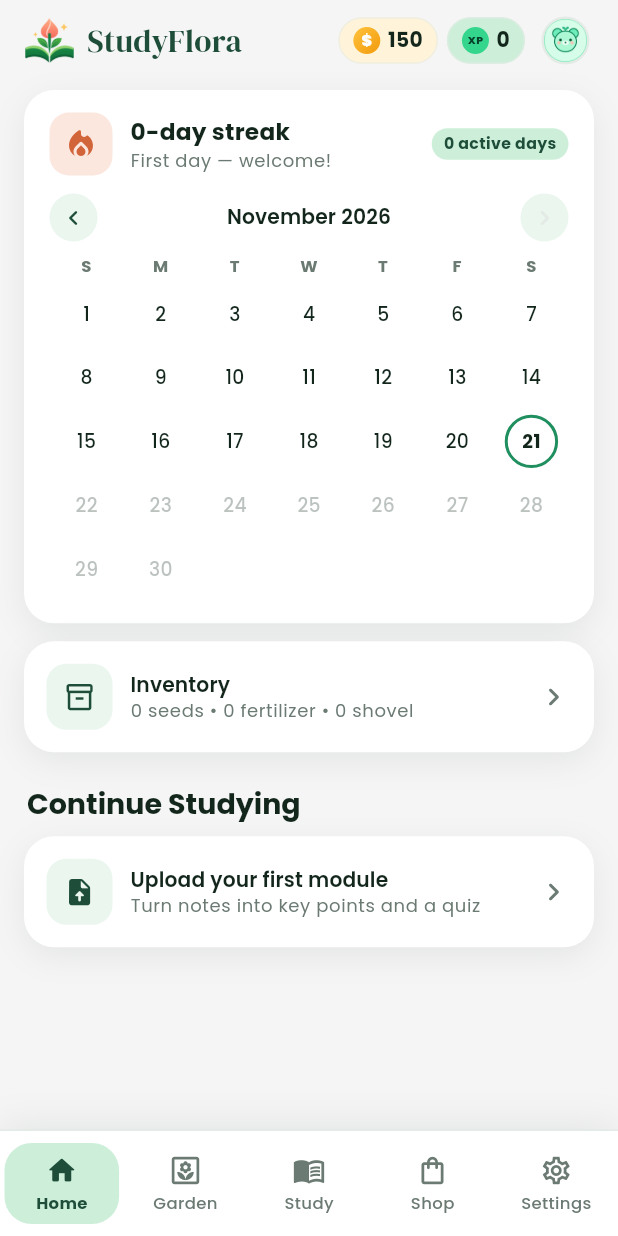
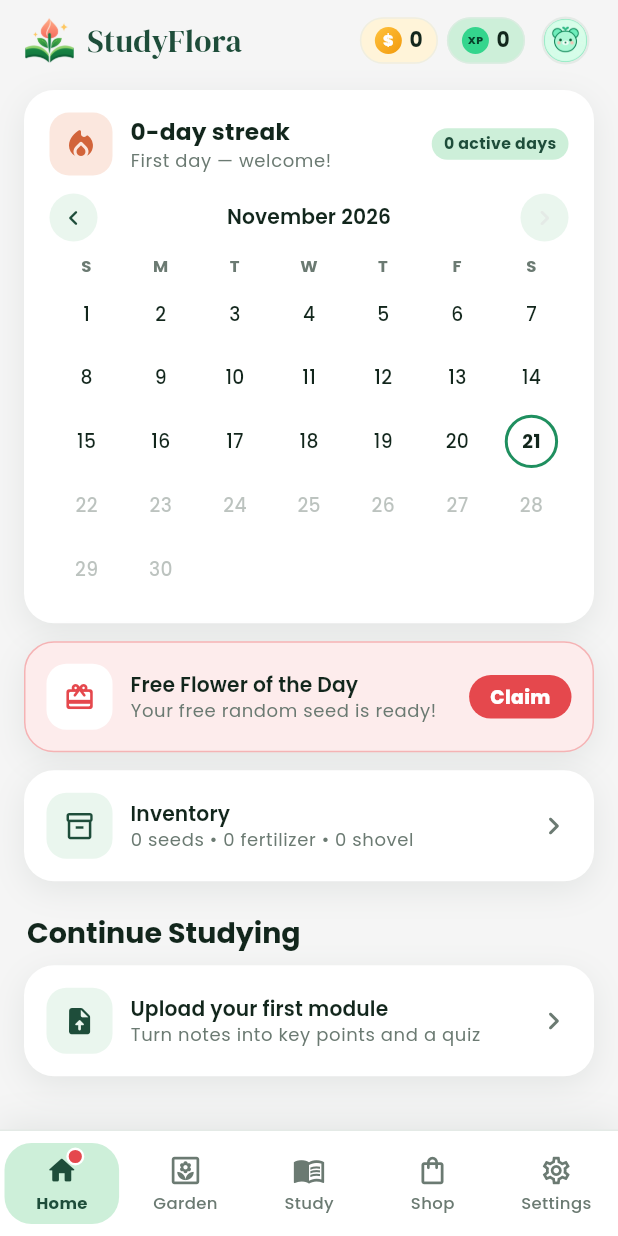
Before and after one commit to pidot-cat/STUDYFLORA, a Flutter app: the AppShell screen opened directly, on a phone screen of 412 x 824 dp. Run offline on Flutter 3.47's test engine with Material 3 defaults, Android fonts, the phone set to English and light mode, and no system bars; our stand-ins replace audioplayers, connectivity_plus, file_picker, flutter_local_notifications, shared_preferences, supabase_flutter and 1 more; missing offline and left inert: syncfusion_flutter_pdf; accounts and stored records are empty.

Commit message:
Welcome gift, daily free flower, claim dots, coin achievements, shop and theme fixes

```diff
--- a/lib/core/constants.dart
+++ b/lib/core/constants.dart
@@ -40,14 +40,20 @@ class GameRules {
   // Watering can: 3 charges, 1 restored every 10 minutes (Shop mockup)
   static const baseWaterCharges = 3;
   static const chargeRestore = Duration(minutes: 10);
-  static const maxWaterCharges = 9; // buying cans can overfill up to this
+  static const maxCansPerPurchase = 10; // same buy limit as the other tools
+  static const maxWaterCharges = baseWaterCharges + 3 * maxCansPerPurchase; // 33
 
   // FR-4.6 — fertilizer doubles growth speed (once per plant)
   static const fertilizerMultiplier = 2.0;
 
-  // Starting economy
-  static const startCoins = 150;
+  // Starting economy: new accounts start at 0 and claim a 150-coin welcome
+  // gift from a celebration screen.
+  static const welcomeCoins = 150;
+  static const startCoins = 0;
   static const startXp = 0;
+
+  // Daily free flower: one random seed per day, ready from 8:00 AM (phone time).
+  static const dailyGiftHour = 8;
 
   // Verified-upload reward (replaces SRS FR-2.5's flat 10 coins — per Paul's
   // update): the user picks ONE garden item per unique file — a random seed,
--- a/lib/models/cosmetics.dart
+++ b/lib/models/cosmetics.dart
@@ -78,7 +78,7 @@ class BorderDef {
     BorderDef('clover', 'Clover Charm', 'A lucky ring of clover beads for steady learners.', 300, 'Basic', 'b_clover',
         innerRadius: 0.355, badgeX: 0.787, badgeY: 0.766, badgeSize: 0.40, cx: 0.504),
     BorderDef('leaf', 'Leaf Frame', 'A lush botanical border crafted with delicate foliage.', 500, 'Basic', 'b_leaf',
-        innerRadius: 0.34, badgeX: 0.800, badgeY: 0.768, badgeSize: 0.41, cx: 0.504, cy: 0.504),
+        innerRadius: 0.34, badgeX: 0.800, badgeY: 0.768, badgeSize: 0.41),
     BorderDef('coral', 'Coral Blossom', 'Warm coral blooms orbiting your avatar.', 800, 'Rare', 'b_coral',
         innerRadius: 0.35, badgeX: 0.778, badgeY: 0.778, badgeSize: 0.42, cy: 0.502),
     BorderDef('crown', 'Golden Crown', 'A royal laurel for true reviewer champions.', 1200, 'Epic', 'b_crown',
@@ -108,11 +108,11 @@ class Badges {
     BadgeDef(id: 'b_coral', name: 'Coral Bloomer', description: 'Comes with the Coral Blossom border.', icon: Icons.local_florist_rounded, colors: [Color(0xFFFFA48A), Color(0xFFD9573A)], borderId: 'coral'),
     BadgeDef(id: 'b_crown', name: 'Flora Royalty', description: 'Comes with the Golden Crown border.', icon: Icons.workspace_premium_rounded, colors: [Color(0xFFFFD36B), Color(0xFFE08A00)], borderId: 'crown'),
     // ---- achievements ----
-    BadgeDef(id: 'a_first_seed', name: 'First Sprout', description: 'Plant your very first seed.', icon: Icons.grass_rounded, colors: [Color(0xFF9BE3B9), Color(0xFF2E8B57)], rewardXp: 10),
-    BadgeDef(id: 'a_first_harvest', name: 'First Harvest', description: 'Claim XP from a fully grown plant.', icon: Icons.agriculture_rounded, colors: [Color(0xFFFFC98B), Color(0xFFD2643A)], rewardXp: 20),
-    BadgeDef(id: 'a_green_thumb', name: 'Green Thumb', description: 'Harvest 10 plants.', icon: Icons.yard_rounded, colors: [Color(0xFF6FD99B), Color(0xFF15703F)], rewardXp: 60),
-    BadgeDef(id: 'a_botanist', name: 'Botanist', description: 'Harvest all 12 kinds of flowers.', icon: Icons.local_florist_rounded, colors: [Color(0xFFE59CFF), Color(0xFF7B3FC4)], rewardXp: 200),
-    BadgeDef(id: 'a_hydration', name: 'Hydration Hero', description: 'Water plants 25 times.', icon: Icons.water_drop_rounded, colors: [Color(0xFF8CC8FF), Color(0xFF2B7BD6)], rewardXp: 30),
+    BadgeDef(id: 'a_first_seed', name: 'First Sprout', description: 'Plant your very first seed.', icon: Icons.grass_rounded, colors: [Color(0xFF9BE3B9), Color(0xFF2E8B57)], rewardCoins: 20),
+    BadgeDef(id: 'a_first_harvest', name: 'First Harvest', description: 'Claim XP from a fully grown plant.', icon: Icons.agriculture_rounded, colors: [Color(0xFFFFC98B), Color(0xFFD2643A)], rewardCoins: 40),
+    BadgeDef(id: 'a_green_thumb', name: 'Green Thumb', description: 'Harvest 10 plants.', icon: Icons.yard_rounded, colors: [Color(0xFF6FD99B), Color(0xFF15703F)], rewardCoins: 100),
+    BadgeDef(id: 'a_botanist', name: 'Botanist', description: 'Harvest all 12 kinds of flowers.', icon: Icons.local_florist_rounded, colors: [Color(0xFFE59CFF), Color(0xFF7B3FC4)], rewardCoins: 250),
+    BadgeDef(id: 'a_hydration', name: 'Hydration Hero', description: 'Water plants 25 times.', icon: Icons.water_drop_rounded, colors: [Color(0xFF8CC8FF), Color(0xFF2B7BD6)], rewardCoins: 50),
     BadgeDef(id: 'a_bookworm', name: 'Bookworm', description: 'Upload 3 verified study modules.', icon: Icons.menu_book_rounded, colors: [Color(0xFFB4C6FF), Color(0xFF3E58C9)], rewardCoins: 60),
     BadgeDef(id: 'a_quiz_ace', name: 'Quiz Ace', description: 'Score 100% on a practice quiz.', icon: Icons.emoji_events_rounded, colors: [Color(0xFFFFE08A), Color(0xFFE0A100)], rewardCoins: 80),
     BadgeDef(id: 'a_scholar', name: 'Scholar', description: 'Master 3 modules (best score ≥ 60%).', icon: Icons.school_rounded, colors: [Color(0xFF7FE0D0), Color(0xFF0F7F73)], rewardCoins: 120),
--- a/lib/providers/game_provider.dart
+++ b/lib/providers/game_provider.dart
@@ -57,6 +57,13 @@ class GameProvider extends ChangeNotifier {
   /// Days the app was used (local date "yyyy-mm-dd") — powers the Home calendar
   /// and study streak.
   Set<String> activeDays = {};
+
+  // ---- gifts
+  /// New accounts claim their 150 welcome coins from a celebration screen.
+  bool welcomePending = false;
+
+  /// Day ("yyyy-mm-dd") the daily free flower was last claimed.
+  String? dailyGiftDay;
 
   int updatedAt = 0;
 
@@ -129,10 +136,13 @@ class GameProvider extends ChangeNotifier {
     lastChargeAt = GameClock.nowMs();
     pots = List.generate(GameRules.potCount, (i) => Pot(number: i + 1));
     avatarId = 'bear';
-    ownedBorders = {'starter'};
+    // The free Verdant Sprout border is claimed in the Shop (red dot until then).
+    ownedBorders = {};
     equippedBorder = BorderDef.noneId; // plain avatar until the user picks a border
-    badges = {'b_sprout': true};
-    showcaseBadge = 'b_sprout';
+    badges = {};
+    showcaseBadge = null;
+    welcomePending = true;
+    dailyGiftDay = null;
     planted = harvests = waterings = verifiedUploads = quizzesDone = perfectQuizzes = mastered = 0;
     harvestedKinds = {};
     activeDays = {};
@@ -167,6 +177,9 @@ class GameProvider extends ChangeNotifier {
           'harvestedKinds': harvestedKinds.toList(),
         },
         'activeDays': activeDays.toList(),
+        'welcomePending': welcomePending,
+        'dailyGiftDay': dailyGiftDay,
+        'freeBorderClaimable': true, // saves from before: the free border was owned automatically
         'timeOffsetMs': GameClock.offset.inMilliseconds,
         'updatedAt': updatedAt,
       };
@@ -190,9 +203,10 @@ class GameProvider extends ChangeNotifier {
       pots = pots.take(GameRules.potCount).toList();
     }
     avatarId = (j['avatarId'] ?? 'bear') as String;
-    ownedBorders = ((j['ownedBorders'] ?? const ['starter']) as List).cast<String>().toSet()..add('starter');
+    ownedBorders = ((j['ownedBorders'] ?? const ['starter']) as List).cast<String>().toSet();
+    if (j['freeBorderClaimable'] != true) ownedBorders.add('starter'); // older saves already had it
     equippedBorder = (j['equippedBorder'] ?? 'starter') as String;
-    badges = Map<String, bool>.from((j['badges'] ?? const {'b_sprout': true}) as Map);
+    badges = Map<String, bool>.from((j['badges'] ?? const {}) as Map);
     showcaseBadge = j['showcaseBadge'] as String?;
     final s = Map<String, dynamic>.from((j['stats'] ?? const {}) as Map);
     planted = (s['planted'] ?? 0) as int;
@@ -204,6 +218,8 @@ class GameProvider extends ChangeNotifier {
     mastered = (s['mastered'] ?? 0) as int;
     harvestedKinds = ((s['harvestedKinds'] ?? const []) as List).cast<String>().toSet();
     activeDays = ((j['activeDays'] ?? const []) as List).cast<String>().toSet();
+    welcomePending = (j['welcomePending'] ?? false) as bool; // older accounts got their coins already
+    dailyGiftDay = j['dailyGiftDay'] as String?;
     if (_uid != null) activeDays.add(dayKey(DateTime.now())); // keep today after a cloud restore
     GameClock.offset = Duration(milliseconds: (j['timeOffsetMs'] ?? 0) as int);
     updatedAt = (j['updatedAt'] ?? 0) as int;
@@ -262,6 +278,46 @@ class GameProvider extends ChangeNotifier {
     _commit();
     return id;
   }
+
+  // ===========================================================================
+  // Gifts: welcome coins and the daily free flower
+  // ===========================================================================
+  void claimWelcome() {
+    if (!welcomePending) return;
+    welcomePending = false;
+    coins += GameRules.welcomeCoins;
+    _commit();
+  }
+
+  /// When today's free flower unlocks (8:00 AM, phone time).
+  static DateTime dailyGiftTime(DateTime day) => DateTime(day.year, day.month, day.day, GameRules.dailyGiftHour);
+
+  bool get dailyGiftReady {
+    final now = DateTime.now();
+    return dailyGiftDay != dayKey(now) && !now.isBefore(dailyGiftTime(now));
+  }
+
+  /// Next time a free flower becomes claimable.
+  DateTime get nextDailyGift {
+    final now = DateTime.now();
+    if (dailyGiftReady) return now;
+    final today = dailyGiftTime(now);
+    if (now.isBefore(today) && dailyGiftDay != dayKey(now)) return today;
+    return dailyGiftTime(now.add(const Duration(days: 1)));
+  }
+
+  /// Returns the flower id of the random seed, or null if not ready.
+  String? claimDailyGift() {
+    if (!dailyGiftReady) return null;
+    dailyGiftDay = dayKey(DateTime.now());
+    return grantRandomSeed();
+  }
+
+  /// Things waiting on the Home tab (welcome coins, daily flower).
+  int get homeClaims => (welcomePending ? 1 : 0) + (dailyGiftReady ? 1 : 0);
+
+  /// Free borders that can be claimed in the Shop.
+  int get freeBordersToClaim => BorderDef.all.where((b) => b.isFree && !ownedBorders.contains(b.id)).length;
 
   /// Free tools (upload rewards). Purchases go through [buyTool].
   void grantTool(ToolKind kind, int qty) {
@@ -457,8 +513,12 @@ class GameProvider extends ChangeNotifier {
     if (kind == ToolKind.water) {
       final now = GameClock.nowMs();
       _settleCharges(now);
-      if (waterCharges >= GameRules.maxWaterCharges) {
-        return const ActionResult(false, 'Your watering can is already full (9 charges max).');
+      final room = (GameRules.maxWaterCharges - waterCharges) ~/ 3;
+      if (room <= 0) {
+        return const ActionResult(false, 'Your watering can is full (${GameRules.maxWaterCharges} charges max).');
+      }
+      if (qty > room) {
+        return ActionResult(false, 'You can only buy $room more can${room == 1 ? '' : 's'} right now (${GameRules.maxWaterCharges} charges max).');
       }
       waterCharges = min(GameRules.maxWaterCharges, waterCharges + 3 * qty);
       lastChargeAt = now;
--- a/lib/providers/study_provider.dart
+++ b/lib/providers/study_provider.dart
@@ -64,6 +64,10 @@ class StudyProvider extends ChangeNotifier {
   int updatedAt = 0;
 
   /// FR-2.6 — every uploaded module is kept in "Archived Modules", newest first.
+  /// Rewards waiting in Study: an unclaimed upload reward, or a first quiz
+  /// that still pays coins.
+  int get pendingRewards => modules.where((m) => (m.verified && !m.rewardClaimed) || m.attempts == 0).length;
+
   List<StudyModule> get allModules => [...modules]..sort((a, b) => b.createdAt.compareTo(a.createdAt));
   int get masteredCount => modules.where((m) => m.mastered).length;
   List<QuizAttempt> get recentAttempts => [...attempts]..sort((a, b) => b.takenAt.compareTo(a.takenAt));
--- a/lib/screens/home/home_screen.dart
+++ b/lib/screens/home/home_screen.dart
@@ -11,6 +11,7 @@ import '../../providers/feedback_bus.dart';
 import '../../providers/game_provider.dart';
 import '../../providers/study_provider.dart';
 import '../../widgets/common.dart';
+import '../../widgets/gift_widgets.dart';
 import '../../widgets/plant_widgets.dart';
 import '../../widgets/profile_widgets.dart';
 import '../../widgets/sheets.dart';
@@ -47,6 +48,7 @@ class HomeScreen extends StatelessWidget {
             padding: const EdgeInsets.fromLTRB(16, 6, 16, 28),
             children: [
               const StreakCalendar(),
+              const DailyGiftCard(),
 
               // ---- plants
               if (active.isNotEmpty) ...[
--- a/lib/screens/settings/border_sheet.dart
+++ b/lib/screens/settings/border_sheet.dart
@@ -65,6 +65,8 @@ Future<void> showBorderSheet(BuildContext context) {
                       onTap: () {
                         if (g.ownedBorders.contains(b.id)) {
                           g.equipBorder(b.id);
+                        } else if (b.isFree) {
+                          g.buyBorder(b.id); // free border: claim it (comes with its badge)
                         } else {
                           showBorderPurchaseSheet(ctx, b);
                         }
@@ -100,7 +102,9 @@ Future<void> showBorderSheet(BuildContext context) {
                               ? const StatusBadge('Equipped', dense: true)
                               : g.ownedBorders.contains(b.id)
                                   ? const StatusBadge('Owned', tone: Tone.blue, dense: true)
-                                  : StatusBadge('${b.priceXp} XP', tone: Tone.neutral, icon: Icons.lock_outline_rounded, dense: true),
+                                  : b.isFree
+                                      ? const ClaimPill(label: 'Claim free', dense: true)
+                                      : StatusBadge('${b.priceXp} XP', tone: Tone.neutral, icon: Icons.lock_outline_rounded, dense: true),
                         ]),
                       ),
                     ),
--- a/lib/screens/settings/settings_screen.dart
+++ b/lib/screens/settings/settings_screen.dart
@@ -85,7 +85,7 @@ class SettingsScreen extends StatelessWidget {
                   leading: IconTile(Icons.military_tech_outlined, size: 44),
                   title: 'Badges & Achievements',
                   subtitle: '${g.badges.length} of ${Badges.all.length} unlocked',
-                  trailing: g.unclaimedBadges > 0 ? StatusBadge('${g.unclaimedBadges} to claim', tone: Tone.gold, dense: true) : null,
+                  trailing: g.unclaimedBadges > 0 ? const ClaimPill() : null,
                   onTap: () => Navigator.of(context).push(MaterialPageRoute(builder: (_) => const BadgesScreen())),
                 ),
               ]),
--- a/lib/screens/shell.dart
+++ b/lib/screens/shell.dart
@@ -4,16 +4,20 @@ import 'package:flutter/material.dart';
 import 'package:flutter/services.dart';
 import 'package:provider/provider.dart';
 
+import '../core/constants.dart';
 import '../core/theme.dart';
 import '../models/cosmetics.dart';
 import '../providers/feedback_bus.dart';
 import '../providers/game_provider.dart';
 import '../providers/settings_provider.dart';
+import '../providers/study_provider.dart';
+import '../providers/sync_provider.dart';
 import '../services/feedback_service.dart';
 import '../services/garden_notifications.dart';
 import '../services/sound_service.dart';
 import '../services/storage_service.dart';
 import '../widgets/common.dart';
+import '../widgets/gift_widgets.dart';
 import '../widgets/profile_widgets.dart';
 import 'garden/garden_screen.dart';
 import 'home/home_screen.dart';
@@ -49,8 +53,35 @@ class _AppShellState extends State<AppShell> with WidgetsBindingObserver {
     final g = context.read<GameProvider>();
     if (_game != g) {
       _game?.removeListener(_maybeCelebrate);
-      _game = g..addListener(_maybeCelebrate);
+      _game?.removeListener(_maybeWelcome);
+      _game = g
+        ..addListener(_maybeCelebrate)
+        ..addListener(_maybeWelcome);
     }
+    final s = context.read<SyncProvider>();
+    if (_sync != s) {
+      _sync?.removeListener(_maybeWelcome);
+      _sync = s..addListener(_maybeWelcome);
+    }
+    _maybeWelcome();
+  }
+
+  SyncProvider? _sync;
+  bool _welcomeShowing = false;
+
+  /// New accounts claim their welcome coins from a celebration screen. On a
+  /// new phone we wait for the first cloud sync so returning users (whose
+  /// coins were claimed long ago) never see it.
+  void _maybeWelcome() {
+    final g = _game, s = _sync;
+    if (_welcomeShowing || g == null || s == null || !g.loaded || !g.welcomePending) return;
+    final waitForCloud = s.cloudEnabled && s.lastSyncedAt == 0 && s.status != SyncStatus.failed && s.status != SyncStatus.offline;
+    if (waitForCloud) return;
+    _welcomeShowing = true;
+    WidgetsBinding.instance.addPostFrameCallback((_) async {
+      if (mounted && g.welcomePending) await showWelcomeGift(context);
+      _welcomeShowing = false;
+    });
   }
 
   @override
@@ -84,6 +115,8 @@ class _AppShellState extends State<AppShell> with WidgetsBindingObserver {
     WidgetsBinding.instance.removeObserver(this);
     GardenNotifications.instance.cancelAll(); // logged out / account deleted
     _game?.removeListener(_maybeCelebrate);
+    _game?.removeListener(_maybeWelcome);
+    _sync?.removeListener(_maybeWelcome);
     celebrationHold.removeListener(_maybeCelebrate);
     super.dispose();
   }
@@ -150,7 +183,17 @@ class _BottomNav extends StatelessWidget {
   @override
   Widget build(BuildContext context) {
     final c = context.sf;
-    final badgeCount = context.select<GameProvider, int>((g) => g.unclaimedBadges);
+    context.watch<ClockTicker>(); // plants become ready / the daily gift unlocks over time
+    final g = context.watch<GameProvider>();
+    final now = GameClock.nowMs();
+    // Red dot = something to claim on that tab.
+    final dots = [
+      g.homeClaims,
+      g.readyCount(now),
+      context.select<StudyProvider, int>((s) => s.pendingRewards),
+      g.freeBordersToClaim,
+      g.unclaimedBadges,
+    ];
     return Container(
       decoration: BoxDecoration(
         color: c.surface,
@@ -185,15 +228,11 @@ class _BottomNav extends StatelessWidget {
                       child: Column(mainAxisSize: MainAxisSize.min, children: [
                         Stack(clipBehavior: Clip.none, children: [
                           Icon(i == index ? _items[i].$2 : _items[i].$1, size: 22, color: i == index ? c.brand : c.muted),
-                          if (i == 4 && badgeCount > 0)
+                          if (dots[i] > 0)
                             Positioned(
-                              right: -6,
+                              right: dots[i] > 1 ? -9 : -4,
                               top: -4,
-                              child: Container(
-                                padding: const EdgeInsets.all(3),
-                                decoration: BoxDecoration(color: c.danger, shape: BoxShape.circle),
-                                child: Text('$badgeCount', style: const TextStyle(color: Colors.white, fontSize: 9, fontWeight: FontWeight.w800, height: 1)),
-                              ),
+                              child: RedDot(count: dots[i], size: dots[i] > 1 ? 16 : 12),
                             ),
                         ]),
                         const SizedBox(height: 3),
--- a/lib/screens/shop/purchase_sheet.dart
+++ b/lib/screens/shop/purchase_sheet.dart
@@ -2,6 +2,7 @@ import 'package:flutter/material.dart';
 import 'package:flutter/services.dart';
 import 'package:provider/provider.dart';
 
+import '../../core/constants.dart';
 import '../../core/format.dart';
 import '../../core/theme.dart';
 import '../../models/cosmetics.dart';
@@ -88,7 +89,10 @@ Future<void> showToolPurchaseSheet(BuildContext context, ToolKind kind) {
       unitLabel: 'UNITS',
       unitName: t.unit,
       unitPrice: t.price,
-      maxQty: kind == ToolKind.water ? 3 : 10,
+      // Same 10-unit limit as the other tools; the can holds up to 33 charges.
+      maxQty: kind == ToolKind.water
+          ? ((GameRules.maxWaterCharges - g.waterCharges) ~/ 3).clamp(1, GameRules.maxCansPerPurchase)
+          : 10,
       footnote: 'Purchased ${t.name.toLowerCase()} will be deposited directly into your Garden Inventory ready to use.',
       buy: (g, q) => g.buyTool(kind, q),
       successText: '${t.name} added to inventory',
--- a/lib/screens/study/quiz_screen.dart
+++ b/lib/screens/study/quiz_screen.dart
@@ -558,7 +558,7 @@ class _QuizResultScreenState extends State<QuizResultScreen> {
             Row(children: [
               Expanded(
                 child: SecondaryButton(
-                  label: 'Retake (practice)',
+                  label: 'Retake',
                   icon: Icons.replay_rounded,
                   onTap: () => Navigator.of(context).pushReplacement(MaterialPageRoute(builder: (_) => QuizScreen(moduleId: widget.module.id))),
                 ),
--- a/lib/services/garden_notifications.dart
+++ b/lib/services/garden_notifications.dart
@@ -18,6 +18,7 @@ import '../providers/game_provider.dart';
 ///  • a plant ran out of water (growth paused)
 ///  • a plant is ready to harvest
 ///  • the watering can is full again
+///  • the daily free flower (8:00 AM)
 ///  • "come back" nudges after 1 and 3 days away
 class GardenNotifications {
   GardenNotifications._();
@@ -44,6 +45,7 @@ class GardenNotifications {
   static const _idCanFull = 12;
   static const _idMiss1 = 13;
   static const _idMiss3 = 14;
+  static const _idDaily = 15;
   static int _idPot(int n) => 100 + n; // one per pot
 
   bool get _supported => !kIsWeb && Platform.isAndroid;
@@ -156,6 +158,14 @@ class GardenNotifications {
           'You have ${GameRules.baseWaterCharges} waterings ready. Keep your plants growing!');
     }
 
+    // Daily free flower (8:00 AM).
+    await _at(
+      _idDaily,
+      game.dailyGiftReady ? realNow.add(const Duration(hours: 2)) : game.nextDailyGift,
+      '🌼 Your free flower is ready!',
+      'Open Study Flora to claim today’s free random seed.',
+    );
+
     // Come-back nudges.
     await _at(_idMiss1, realNow.add(const Duration(days: 1)), '🌱 Your garden misses you',
         'Study a module, take a quiz and earn coins for new seeds.');
--- a/lib/widgets/common.dart
+++ b/lib/widgets/common.dart
@@ -207,12 +207,61 @@ class SecondaryButton extends StatelessWidget {
           border: Border.all(color: danger ? c.danger.withValues(alpha: 0.4) : c.line, width: 1.4),
         ),
         alignment: Alignment.center,
-        child: Row(mainAxisSize: MainAxisSize.min, children: [
-          if (icon != null) ...[Icon(icon, color: fg, size: 19), const SizedBox(width: 8)],
-          Text(label, style: TextStyle(color: fg, fontWeight: FontWeight.w700, fontSize: 15)),
-        ]),
+        padding: const EdgeInsets.symmetric(horizontal: 14),
+        // Shrinks (never wraps or overflows) when two buttons share a row.
+        child: FittedBox(
+          fit: BoxFit.scaleDown,
+          child: Row(mainAxisSize: MainAxisSize.min, children: [
+            if (icon != null) ...[Icon(icon, color: fg, size: 19), const SizedBox(width: 8)],
+            Text(label, maxLines: 1, style: TextStyle(color: fg, fontWeight: FontWeight.w700, fontSize: 15)),
+          ]),
+        ),
       ),
     );
+  }
+}
+
+/// Red notification dot ("something to claim here"). Shows a number when
+/// [count] is above 1.
+class RedDot extends StatelessWidget {
+  const RedDot({super.key, this.count = 1, this.size = 16});
+  final int count;
+  final double size;
+  @override
+  Widget build(BuildContext context) {
+    final c = context.sf;
+    return Container(
+      constraints: BoxConstraints(minWidth: size, minHeight: size),
+      padding: const EdgeInsets.symmetric(horizontal: 4),
+      decoration: BoxDecoration(
+        color: c.danger,
+        borderRadius: BorderRadius.circular(size),
+        border: Border.all(color: c.surface, width: 1.6),
+      ),
+      alignment: Alignment.center,
+      child: count > 1
+          ? Text(count > 9 ? '9+' : '$count',
+              textScaler: TextScaler.noScaling,
+              style: const TextStyle(color: Colors.white, fontSize: 9.5, fontWeight: FontWeight.w800, height: 1.1))
+          : null,
+    );
+  }
+}
+
+/// Solid red "Claim" pill used wherever a reward is waiting.
+class ClaimPill extends StatelessWidget {
+  const ClaimPill({super.key, this.label = 'Claim', this.onTap, this.dense = false});
+  final String label;
+  final VoidCallback? onTap;
+  final bool dense;
+  @override
+  Widget build(BuildContext context) {
+    final pill = Container(
+      padding: EdgeInsets.symmetric(horizontal: dense ? 9 : 14, vertical: dense ? 3 : 6),
+      decoration: BoxDecoration(color: context.sf.danger, borderRadius: BorderRadius.circular(99)),
+      child: Text(label, maxLines: 1, style: TextStyle(color: Colors.white, fontWeight: FontWeight.w800, fontSize: dense ? 10.5 : 12.5)),
+    );
+    return onTap == null ? pill : Pressable(onTap: onTap, child: pill);
   }
 }
 
```
Also changed, not shown: lib/app.dart (+7 -4 lines), lib/screens/shop/shop_screen.dart (+30 -6 lines), lib/widgets/gift_widgets.dart (added, +334 -0 lines), assets/avatars/panda.webp, assets/borders/leaf.webp, 1 other file.
